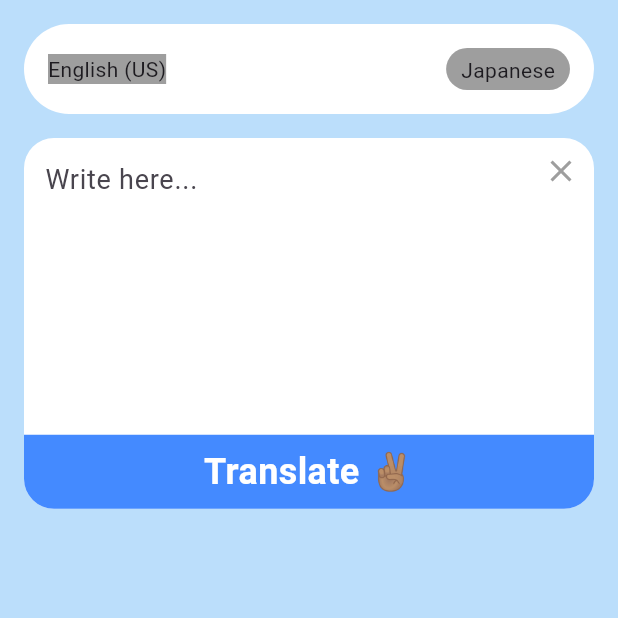
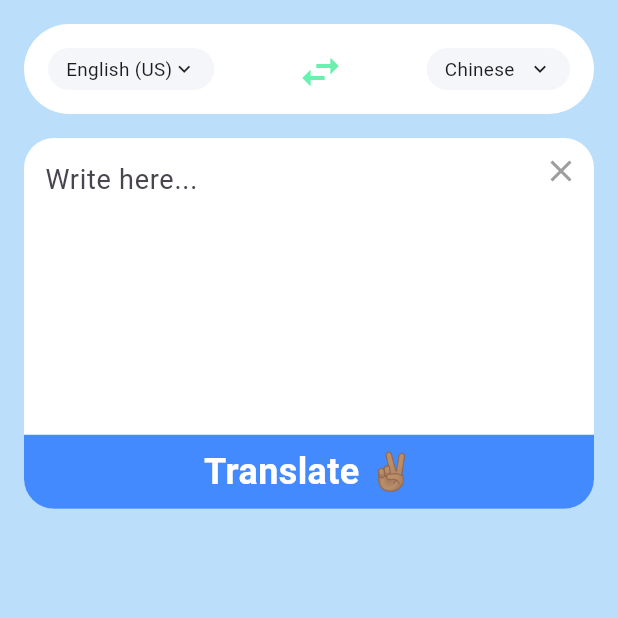
Before and after one commit to iampapagray/translator_app, a Flutter app: the screen it shows after launch, after a tap on "Translate ✌🏽", on a phone screen of 412 x 824 dp, the top half of it. Run offline on Flutter 3.47's test engine with Material 2 defaults, Android fonts, the phone set to English and light mode, and no system bars; our stand-ins replace get, shared_preferences; missing offline and left inert: drop_down_list; network calls fail.

Commit message:
Translate funciton, shared preference, default languages

```diff
--- a/lib/controllers/languageController.dart
+++ b/lib/controllers/languageController.dart
@@ -1,26 +1,78 @@
+import 'dart:async';
 import 'dart:convert';
 
 import 'package:get/get.dart';
+import 'package:shared_preferences/shared_preferences.dart';
 import 'package:translator/models/language.dart';
 import 'package:drop_down_list/model/selected_list_item.dart';
+import 'package:translator/services/database.dart';
 import 'package:translator/services/network_handler.dart';
 
 class LanguageController extends GetxController {
   var fromLang = Lang('English (US)', 'en').obs;
-  var toLang = Lang('English (US)', 'en').obs;
-
-  late RxList<SelectedListItem> languages; // = [].obs;
+  var toLang = Lang('Chinese', 'cn').obs;
+  List<SelectedListItem> languages = <SelectedListItem>[].obs;
 
   void initLanguages() async {
     print('Getting Languages');
     var response = await NetworkHandler().get('/getLanguages');
     var responseData = json.decode(response);
     var langList = langsFromJson(responseData['data']['languages']);
-
-    print(langList[0].name);
+    convertToDropdownList(langList);
+    setDefaultLangs();
   }
 
   List<Lang> langsFromJson(List<dynamic> jsonList) {
     return jsonList.map((jsonObject) => Lang.fromJson(jsonObject)).toList();
   }
+
+  void convertToDropdownList(List<Lang> langList) {
+    languages = langList
+        .map((lang) => SelectedListItem(
+            name: lang.name, value: lang.code, isSelected: false))
+        .toList();
+  }
+
+  void setDefaultLangs() async {
+    print('Setting defaults');
+    Database db = Database();
+
+    Timer(const Duration(seconds: 1), () {
+      String? defaultFrom = db.prefs.getString('fromLang');
+      String? defaultTo = db.prefs.getString('toLang');
+
+      if (defaultFrom == null) {
+        db.prefs.setString('fromLang', Lang('English', 'en').toString());
+        db.prefs.setString('toLang', Lang('French', 'fr').toString());
+      } else {
+        fromLang.value = Lang.fromString(defaultFrom);
+        toLang.value = Lang.fromString(defaultTo!);
+      }
+    });
+  }
+
+  void updateFromLang(Lang selected) {
+    fromLang.value = selected;
+
+    Database db = Database();
+    Timer(const Duration(seconds: 1), () {
+      db.prefs.setString('fromLang', fromLang.value.toString());
+    });
+  }
+
+  void updateToLang(Lang selected) {
+    toLang.value = selected;
+
+    Database db = Database();
+    Timer(const Duration(seconds: 1), () {
+      db.prefs.setString('toLang', toLang.value.toString());
+    });
+  }
+
+  void translateText() async {
+    var response = await NetworkHandler().post(
+        '/translate', fromLang.value.code, toLang.value.code, 'I am a boy');
+    var responseData = json.decode(response);
+    print(responseData);
+  }
 }
--- a/lib/main.dart
+++ b/lib/main.dart
@@ -1,6 +1,7 @@
 import 'package:flutter/material.dart';
 import 'package:get/get.dart';
 import 'package:translator/pages/home.dart';
+import 'package:translator/services/database.dart';
 
 void main() {
   runApp(const MyApp());
--- a/lib/services/network_handler.dart
+++ b/lib/services/network_handler.dart
@@ -1,3 +1,5 @@
+import 'dart:convert';
+
 import 'package:get/get.dart';
 import 'package:http/http.dart' as http;
 
@@ -23,6 +25,32 @@ class NetworkHandler {
     }
   }
 
+  Future post(String endpoint, String fromLangCode, String toLangCode,
+      String text) async {
+    var url = Uri.https(baseUrl, endpoint);
+    var response = await client.post(
+      url,
+      headers: {
+        'content-type': 'application/x-www-form-urlencoded',
+        'X-RapidAPI-Key': '7164c53697mshfb67db9f044fa6bp1e4920jsn205969543cb3',
+        'X-RapidAPI-Host': 'text-translator2.p.rapidapi.com'
+      },
+      body: {
+        'source_language': fromLangCode,
+        'target_language': toLangCode,
+        'text': text,
+      },
+      encoding: Encoding.getByName('name'),
+    );
+
+    if (response.statusCode == 200) {
+      return response.body;
+    } else {
+      showSnack('Error', 'Error fetching languages');
+      return 'Error';
+    }
+  }
+
   void showSnack(String msg, String title) {
     Get.snackbar(title, msg);
   }
--- a/lib/widgets/inputBox.dart
+++ b/lib/widgets/inputBox.dart
@@ -1,4 +1,6 @@
 import 'package:flutter/material.dart';
+import 'package:get/get.dart';
+import 'package:translator/controllers/languageController.dart';
 
 class InputBox extends StatelessWidget {
   const InputBox({
@@ -9,6 +11,8 @@ class InputBox extends StatelessWidget {
   Widget build(BuildContext context) {
     var width = MediaQuery.of(context).size.width;
     var height = MediaQuery.of(context).size.height;
+
+    LanguageController langCtrl = Get.find<LanguageController>();
 
     return Container(
       decoration: BoxDecoration(
@@ -60,6 +64,7 @@ class InputBox extends StatelessWidget {
           child: InkWell(
             onTap: () {
               print('Doing Translate');
+              langCtrl.translateText();
             },
             child: Container(
               decoration: const BoxDecoration(
--- a/lib/widgets/languageSelector.dart
+++ b/lib/widgets/languageSelector.dart
@@ -3,6 +3,7 @@ import 'package:drop_down_list/model/selected_list_item.dart';
 import 'package:flutter/material.dart';
 import 'package:get/get.dart';
 import 'package:translator/controllers/languageController.dart';
+import 'package:translator/models/language.dart';
 
 class LanguageSelector extends StatelessWidget {
   const LanguageSelector({
@@ -39,25 +40,24 @@ class LanguageSelector extends StatelessWidget {
                       fontSize: 20.0,
                     ),
                   ),
-                  data: [],
+                  data: langCtrl.languages,
                   selectedItems: (List<dynamic> selectedList) {
-                    List<String> list = [];
-                    for (var item in selectedList) {
-                      if (item is SelectedListItem) {
-                        list.add(item.name);
-                      }
+                    var item = selectedList[0];
+                    if (item is SelectedListItem) {
+                      langCtrl.updateFromLang(Lang(item.name, item.value!));
                     }
-                    print(list[0]);
                   },
                   enableMultipleSelection: false,
                 ),
               ).showModal(context);
             },
-            child: Container(
-              decoration: const BoxDecoration(
-                color: Colors.grey,
-              ),
-              child: const Text('English (US)'),
+            child: LanguageDropdown(language: langCtrl.fromLang),
+          ),
+          const Center(
+            child: Icon(
+              Icons.swap_horiz,
+              size: 32,
+              color: Colors.greenAccent,
             ),
           ),
           InkWell(
@@ -71,27 +71,64 @@ class LanguageSelector extends StatelessWidget {
                       fontSize: 20.0,
                     ),
                   ),
-                  data: [],
+                  data: langCtrl.languages,
                   selectedItems: (List<dynamic> selectedList) {
-                    List<String> list = [];
-                    for (var item in selectedList) {
-                      if (item is SelectedListItem) {
-                        list.add(item.name);
-                      }
+                    var item = selectedList[0];
+                    if (item is SelectedListItem) {
+                      langCtrl.updateToLang(Lang(item.name, item.value!));
                     }
-                    print(list[0]);
                   },
                   enableMultipleSelection: false,
                 ),
               ).showModal(context);
             },
-            child: Container(
-              padding: const EdgeInsets.symmetric(vertical: 5, horizontal: 10),
-              decoration: BoxDecoration(
-                color: Colors.grey,
-                borderRadius: BorderRadius.circular(100),
+            child: LanguageDropdown(language: langCtrl.toLang),
+          ),
+        ],
+      ),
+    );
+  }
+}
+
+class LanguageDropdown extends StatelessWidget {
+  const LanguageDropdown({super.key, required this.language});
+
+  final Rx<Lang> language;
+
+  @override
+  Widget build(BuildContext context) {
+    var width = MediaQuery.of(context).size.width;
+
+    return Container(
+      padding: const EdgeInsets.symmetric(vertical: 5, horizontal: 12),
+      decoration: BoxDecoration(
+        color: const Color(0xFFf4f6fa),
+        borderRadius: BorderRadius.circular(100),
+      ),
+      child: Row(
+        crossAxisAlignment: CrossAxisAlignment.center,
+        mainAxisAlignment: MainAxisAlignment.spaceBetween,
+        children: [
+          Obx(
+            () => FittedBox(
+              fit: BoxFit.scaleDown,
+              child: Container(
+                constraints: BoxConstraints(
+                  maxWidth: width * 0.27,
+                  minWidth: width * 0.15,
+                ),
+                child: Text(
+                  language.value.name,
+                  overflow: TextOverflow.ellipsis,
+                  maxLines: 1,
+                ),
               ),
-              child: const Text('Japanese'),
+            ),
+          ),
+          const Center(
+            child: Icon(
+              Icons.expand_more,
+              size: 16,
             ),
           ),
         ],
```
Also changed, not shown: lib/models/language.dart (+16 -0 lines), lib/services/database.dart (+6 -2 lines).
